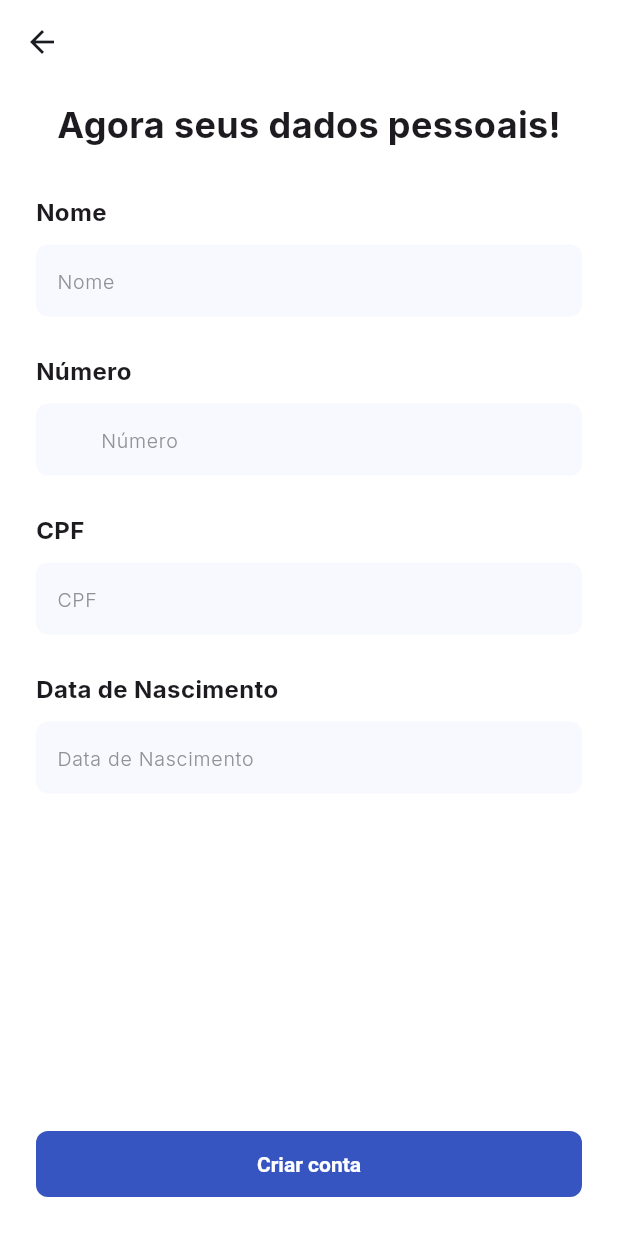
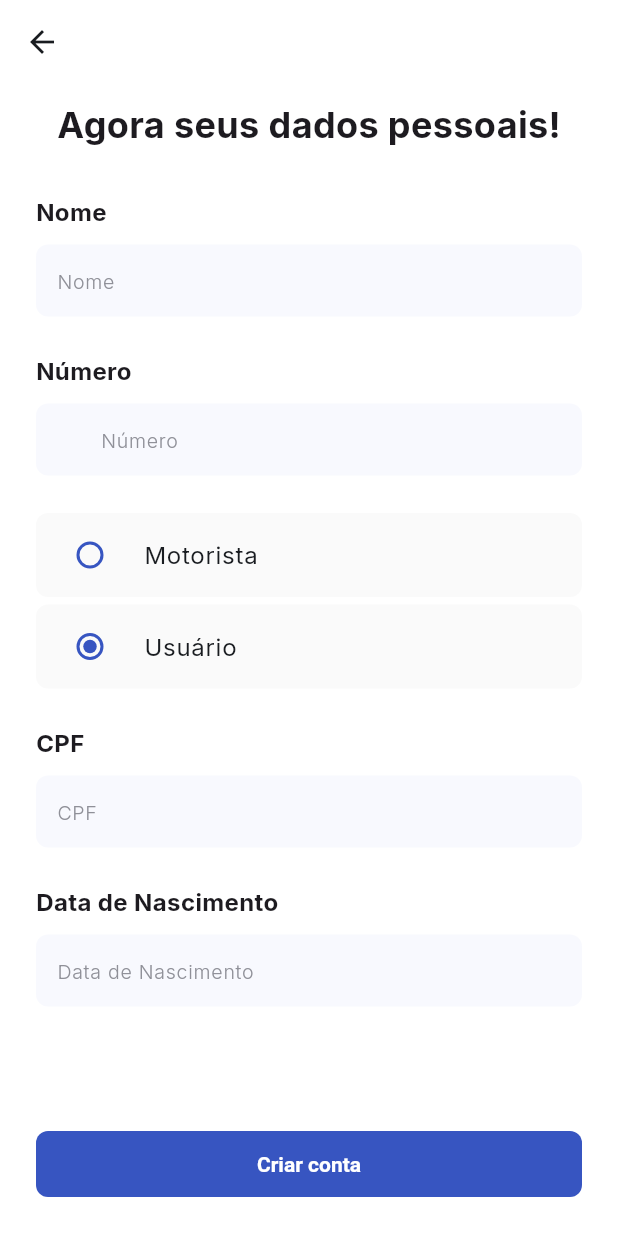
Before and after one commit to LosSantosBoys/PontoAPonto, a Flutter app: the SignUpDetailsPage screen opened directly with empty values, on a phone screen of 412 x 824 dp. Run offline on Flutter 3.47's test engine with Material 3 defaults, Android fonts, the phone set to English and light mode, and no system bars; our stand-ins replace cached_network_image, dio, flutter_dotenv, flutter_secure_storage, geocoding, geolocator and 5 more; missing offline and left inert: flutter_settings_ui; accounts and stored records are empty; network calls fail.

Commit message:
adiciona opções de motorista e usuário

```diff
--- a/lib/features/auth/pages/sign_up_details_page.dart
+++ b/lib/features/auth/pages/sign_up_details_page.dart
@@ -1,11 +1,13 @@
 import 'package:flutter/material.dart';
 import 'package:intl/intl.dart';
 import 'package:mask_text_input_formatter/mask_text_input_formatter.dart';
+import 'package:pontoaponto/core/const.dart';
 import 'package:pontoaponto/core/enum/service_status_enum.dart';
 import 'package:pontoaponto/core/models/service_return.dart';
 import 'package:pontoaponto/core/services/auth_service.dart';
 import 'package:pontoaponto/core/util/util.dart';
 import 'package:pontoaponto/core/widgets/custom_button.dart';
+import 'package:pontoaponto/features/auth/enum/user_type_enum.dart';
 
 class SignUpDetailsPage extends StatefulWidget {
   const SignUpDetailsPage({super.key, required this.email, required this.password});
@@ -21,8 +23,9 @@ class _SignUpDetailsPageState extends State<SignUpDetailsPage> {
   final GlobalKey<FormState> _formKey = GlobalKey<FormState>();
   final TextEditingController nameController = TextEditingController();
   final TextEditingController phoneController = TextEditingController();
-  final TextEditingController cpfController = TextEditingController();
+  final TextEditingController cpfCnpjController = TextEditingController();
   final TextEditingController birthdayController = TextEditingController();
+  UserTypeEnum userType = UserTypeEnum.user;
   DateTime? pickedBirthday;
   final MaskTextInputFormatter phoneFormatter = MaskTextInputFormatter(
     mask: "(##) #####-####",
@@ -30,6 +33,10 @@ class _SignUpDetailsPageState extends State<SignUpDetailsPage> {
   );
   final MaskTextInputFormatter cpfFormatter = MaskTextInputFormatter(
     mask: "###.###.###-##",
+    filter: {"#": RegExp(r'[0-9]')},
+  );
+  final MaskTextInputFormatter cnpjFormatter = MaskTextInputFormatter(
+    mask: "##.###.###/####-##",
     filter: {"#": RegExp(r'[0-9]')},
   );
 
@@ -66,9 +73,10 @@ class _SignUpDetailsPageState extends State<SignUpDetailsPage> {
       email: widget.email,
       password: widget.password,
       birthday: pickedBirthday!,
-      cpf: cpfController.text.trim(),
+      cpf: cpfCnpjController.text.trim(),
       name: nameController.text.trim(),
       phone: phoneController.text.trim(),
+      isDriver: userType.index != 1,
     );
 
     if (result.status == ServiceStatusEnum.success) {
@@ -180,30 +188,71 @@ class _SignUpDetailsPageState extends State<SignUpDetailsPage> {
                     ),
                   ),
                   const SizedBox(height: 5),
-                  // CPF
+                  // Motorista ou Uusário
                   Padding(
                     padding: const EdgeInsets.symmetric(vertical: 10),
                     child: Column(
                       crossAxisAlignment: CrossAxisAlignment.start,
                       children: [
-                        const Text(
-                          "CPF",
-                          style: TextStyle(
+                        RadioListTile<UserTypeEnum>(
+                          title: const Text("Motorista"),
+                          value: UserTypeEnum.driver,
+                          groupValue: userType,
+                          fillColor: WidgetStateProperty.all(ThemeColors.primaryDarkest),
+                          tileColor: const Color(0xFFFAFAFA),
+                          shape: RoundedRectangleBorder(
+                            borderRadius: BorderRadius.circular(8),
+                          ),
+                          onChanged: (UserTypeEnum? value) {
+                            setState(() {
+                              userType = value!;
+                            });
+                          },
+                        ),
+                        const SizedBox(height: 5),
+                        RadioListTile<UserTypeEnum>(
+                          title: const Text("Usuário"),
+                          value: UserTypeEnum.user,
+                          groupValue: userType,
+                          fillColor: WidgetStateProperty.all(ThemeColors.primaryDarkest),
+                          tileColor: const Color(0xFFFAFAFA),
+                          shape: RoundedRectangleBorder(
+                            borderRadius: BorderRadius.circular(8),
+                          ),
+                          onChanged: (UserTypeEnum? value) {
+                            setState(() {
+                              userType = value!;
+                            });
+                          },
+                        ),
+                      ],
+                    ),
+                  ),
+                  const SizedBox(height: 5),
+                  // CPF ou CNPJ
+                  Padding(
+                    padding: const EdgeInsets.symmetric(vertical: 10),
+                    child: Column(
+                      crossAxisAlignment: CrossAxisAlignment.start,
+                      children: [
+                        Text(
+                          userType == UserTypeEnum.driver ? "CNPJ" : "CPF",
+                          style: const TextStyle(
                             fontWeight: FontWeight.w700,
                             fontSize: 16,
                           ),
                         ),
                         const SizedBox(height: 10),
                         TextFormField(
-                          controller: cpfController,
+                          controller: cpfCnpjController,
                           keyboardType: TextInputType.number,
-                          inputFormatters: [cpfFormatter],
-                          decoration: const InputDecoration(
-                            hintText: 'CPF',
+                          inputFormatters: [userType == UserTypeEnum.driver ? cnpjFormatter : cpfFormatter],
+                          decoration: InputDecoration(
+                            hintText: userType == UserTypeEnum.driver ? "CNPJ" : 'CPF',
                           ),
                           validator: (value) {
                             if (value == null || value.isEmpty) {
-                              return 'Por favor, insira seu CPF.';
+                              return 'Por favor, insira seu ${userType == UserTypeEnum.driver ? "CNPJ" : "CPF"}.';
                             }
 
                             return null;
```
